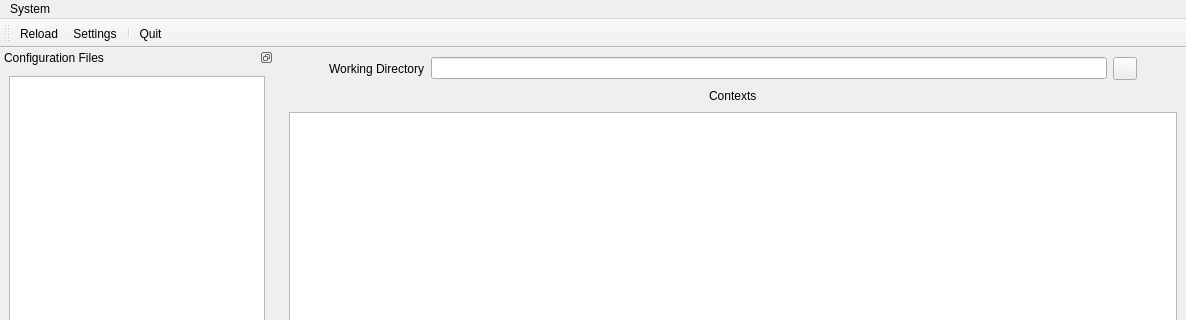
Qt form src/mainwindow.ui (GentooXativa/KubeConfigManager) before a commit; both pictures show x 0 to 1186 and y 0 to 320 of the 1186 by 660 pixel window.
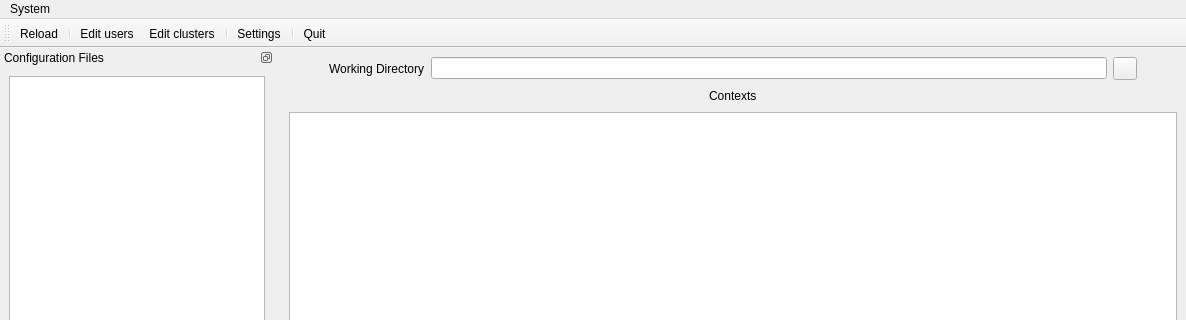
The same form after that commit. Icons and pictures are not drawn.

```diff
--- a/src/mainwindow.ui
+++ b/src/mainwindow.ui
@@ -347,6 +347,10 @@
     <bool>false</bool>
    </attribute>
    <addaction name="actionReload"/>
+   <addaction name="separator"/>
+   <addaction name="actionEditUsers"/>
+   <addaction name="actionEditClusters"/>
+   <addaction name="separator"/>
    <addaction name="actionSettings"/>
    <addaction name="separator"/>
    <addaction name="actionQuit"/>
@@ -424,6 +428,22 @@
     <string>Ctrl+K</string>
    </property>
   </action>
+  <action name="actionEditUsers">
+   <property name="icon">
+    <iconset theme="contact-new"/>
+   </property>
+   <property name="text">
+    <string>Edit users</string>
+   </property>
+  </action>
+  <action name="actionEditClusters">
+   <property name="icon">
+    <iconset theme="applications-engineering"/>
+   </property>
+   <property name="text">
+    <string>Edit clusters</string>
+   </property>
+  </action>
  </widget>
  <resources>
   <include location="../assets.qrc"/>
```
Left out of the diff: 12 changed lines with no effect on the pictures.
